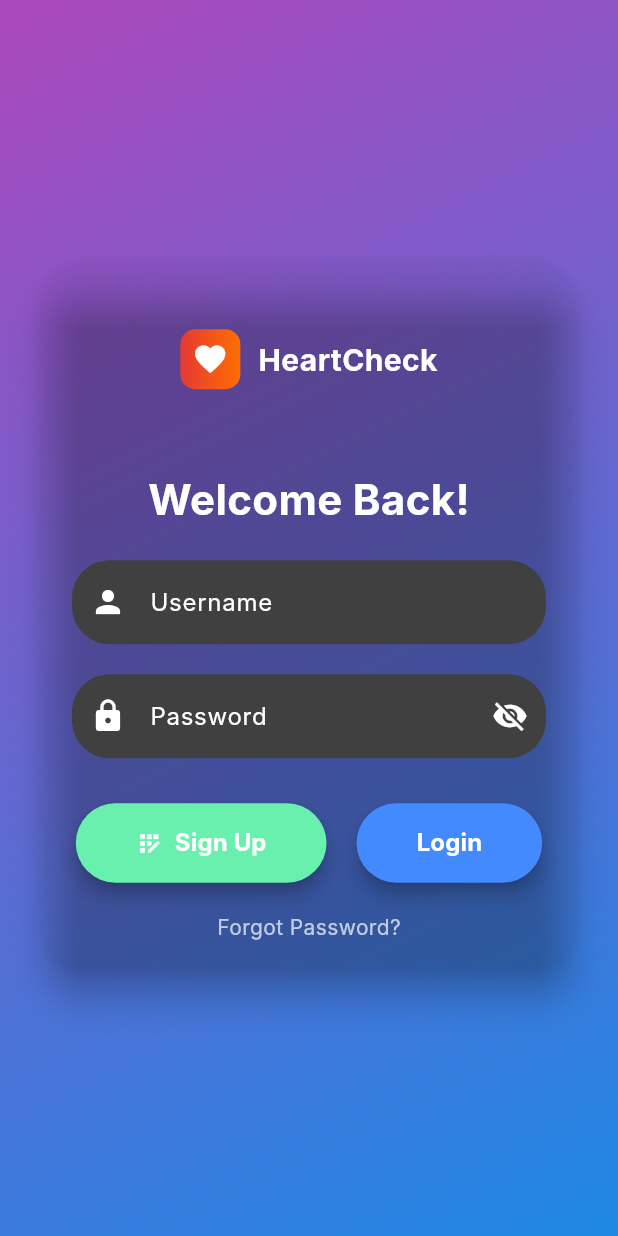
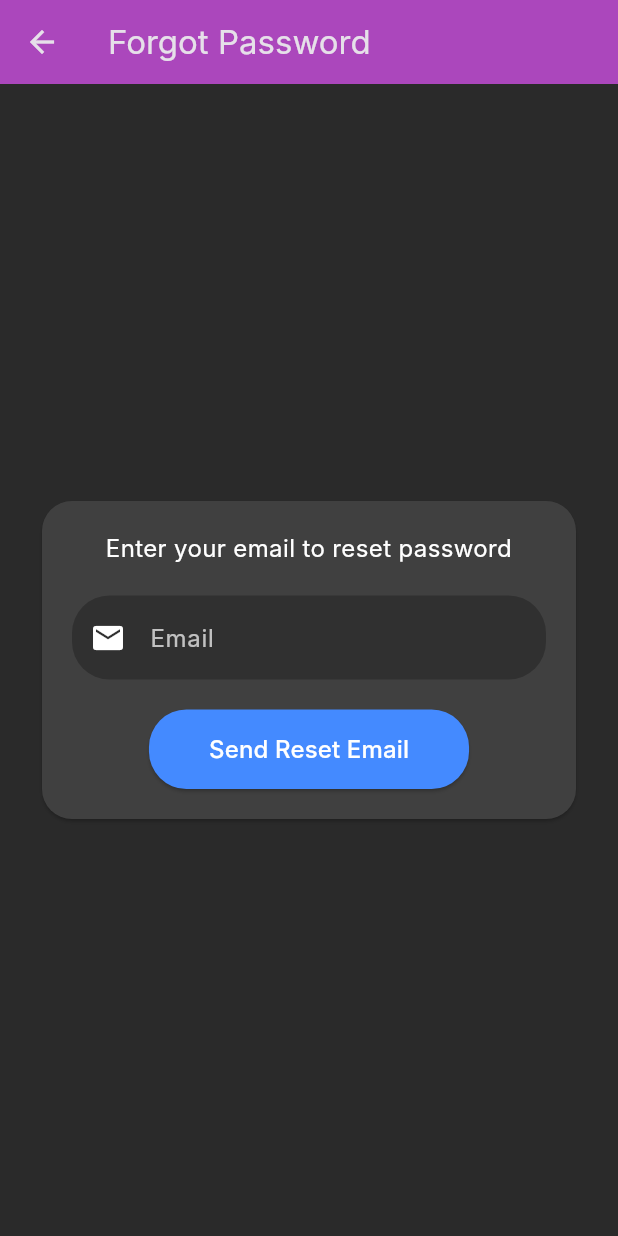
Before and after one commit to joalen/HeartCheck, a Flutter app: the screen it shows after launch, after a tap on "Forgot Password?", on a phone screen of 412 x 824 dp. Run offline on Flutter 3.47's test engine with Material 3 defaults, Android fonts, the phone set to English and light mode, and no system bars; our stand-ins replace fl_chart, flutter_dotenv, flutter_markdown, image_cropper, image_picker and 4 more; missing offline and left inert: dart:ffi, language_code, version; accounts and stored records are empty; Roboto replaces fonts that are missing (Inter).

Commit message:
Moved screens to auth folder for organization + forgot screen implemented
- felt like my windows folder was getting clunkier, so just organized it into an auth folder for better keeping and organization
- forgot screen implemented and will send an email to the user if forgotten password and rejects emails not registered

```diff
--- a/application/heartcheck_desktop/lib/actions/apiservices.dart
+++ b/application/heartcheck_desktop/lib/actions/apiservices.dart
@@ -1,7 +1,8 @@
 import 'dart:convert';
-import 'package:heartcheck_desktop/windows/login.dart';
+import 'package:heartcheck_desktop/windows/auth/login.dart';
 import 'package:http/http.dart' as http;
 import 'package:flutter_dotenv/flutter_dotenv.dart';
+import 'package:supabase_flutter/supabase_flutter.dart';
 
 Future<String?> fetchLatestGitHubTag() async {
   final res = await http.get(
@@ -94,6 +95,40 @@ class FirebaseRestAuth {
     }
   }
 
+  // forgot password
+  Future<void> passwordReset(String email) async
+  {
+    final supabase = Supabase.instance.client;
+    final user = await supabase.
+      from('users')
+      .select('email')
+      .ilike('email', email.trim())
+      .maybeSingle();
+
+    if (user == null)
+    {
+      throw Exception("User not found! Please sign up instead");
+    }
+    final url = Uri.parse(
+      'https://identitytoolkit.googleapis.com/v1/accounts:sendOobCode?key=${dotenv.env['FIREBASE_API_KEY']}',
+    );
+
+    final response = await http.post(
+      url,
+      headers: {'Content-Type': 'application/json'},
+      body: jsonEncode({
+        'requestType': 'PASSWORD_RESET',
+        'email': email,
+      }),
+    );
+
+    final data = jsonDecode(response.body);
+
+    if (response.statusCode != 200) {
+      throw Exception('Failed to send password reset email: ${data['error']['message']}');
+    }
+  }
+
   // password update (within settings)
   static Future<void> updateFirebasePassword(String idToken, String newPassword) async {
     final url = Uri.parse(
--- a/application/heartcheck_desktop/lib/actions/dbactions.dart
+++ b/application/heartcheck_desktop/lib/actions/dbactions.dart
@@ -1,5 +1,5 @@
 import 'dart:io';
-import 'package:heartcheck_desktop/windows/login.dart';
+import 'package:heartcheck_desktop/windows/auth/login.dart';
 import 'package:supabase_flutter/supabase_flutter.dart';
 
 Future<Map<String, dynamic>?> fetchUser(String firebaseUid) async {
--- a/application/heartcheck_desktop/lib/main.dart
+++ b/application/heartcheck_desktop/lib/main.dart
@@ -18,7 +18,7 @@ import 'windows/settings.dart';
 import 'actions/greeting.dart';
 import 'windows/credits.dart';
 export 'platform/update_agent_stub.dart' if (dart.library.ffi) 'platform/windows/windows_updater.dart';
-import 'windows/login.dart';
+import 'windows/auth/login.dart';
 
 void main() async {
   WidgetsFlutterBinding.ensureInitialized();
--- a/application/heartcheck_desktop/lib/sidebar.dart
+++ b/application/heartcheck_desktop/lib/sidebar.dart
@@ -1,5 +1,5 @@
 import 'package:flutter/material.dart';
-import 'package:heartcheck_desktop/windows/login.dart';
+import 'package:heartcheck_desktop/windows/auth/login.dart';
 
 class SidebarMenu extends StatelessWidget {
   final int selectedIndex;
--- /dev/null
+++ b/application/heartcheck_desktop/lib/windows/auth/forgotpassword.dart
@@ -0,0 +1,121 @@
+import 'package:flutter/material.dart';
+import 'package:flutter_dotenv/flutter_dotenv.dart';
+import 'package:heartcheck_desktop/actions/apiservices.dart';
+
+class ForgotPasswordScreen extends StatefulWidget {
+  const ForgotPasswordScreen({super.key});
+
+  @override
+  State<ForgotPasswordScreen> createState() => _ForgotPasswordScreenState();
+}
+
+class _ForgotPasswordScreenState extends State<ForgotPasswordScreen> {
+  final TextEditingController _emailController = TextEditingController();
+  final GlobalKey<FormState> _formKey = GlobalKey<FormState>();
+  late FirebaseRestAuth _auth;
+
+  @override
+  void initState() {
+    super.initState();
+    _auth = FirebaseRestAuth(apiKey: dotenv.env['FIREBASE_API_KEY'] ?? '');
+  }
+
+  void _sendResetEmail() async {
+    if (_formKey.currentState!.validate()) {
+      try {
+        await _auth.passwordReset(_emailController.text.trim());
+        ScaffoldMessenger.of(context).showSnackBar(
+          const SnackBar(
+            content: Text('Check your email to reset your password!'),
+          ),
+        );
+        Navigator.pop(context); // go back to login
+      } catch (e) {
+        ScaffoldMessenger.of(context).showSnackBar(
+          SnackBar(content: Text('Error: $e')),
+        );
+      }
+    }
+  }
+
+  @override
+  Widget build(BuildContext context) {
+    return Scaffold(
+      backgroundColor: const Color(0xFF2A2A2A),
+      appBar: AppBar(
+        title: const Text('Forgot Password'),
+        backgroundColor: Colors.purple.shade400,
+      ),
+      body: Center(
+        child: Padding(
+          padding: const EdgeInsets.all(24.0),
+          child: Card(
+            color: const Color(0xFF404040),
+            shape: RoundedRectangleBorder(
+              borderRadius: BorderRadius.circular(20),
+            ),
+            child: Padding(
+              padding: const EdgeInsets.all(20.0),
+              child: Form(
+                key: _formKey,
+                child: Column(
+                  mainAxisSize: MainAxisSize.min,
+                  children: [
+                    const Text(
+                      'Enter your email to reset password',
+                      style: TextStyle(color: Colors.white, fontSize: 16),
+                      textAlign: TextAlign.center,
+                    ),
+                    const SizedBox(height: 20),
+                    TextFormField(
+                      controller: _emailController,
+                      style: const TextStyle(color: Colors.white),
+                      decoration: const InputDecoration(
+                        labelText: 'Email',
+                        labelStyle: TextStyle(color: Colors.white70),
+                        prefixIcon: Icon(Icons.email, color: Colors.white),
+                        filled: true,
+                        fillColor: Color(0xFF303030),
+                        border: OutlineInputBorder(
+                          borderRadius: BorderRadius.all(Radius.circular(25)),
+                          borderSide: BorderSide.none,
+                        ),
+                      ),
+                      validator: (value) {
+                        if (value == null || value.isEmpty) {
+                          return 'Please enter your email';
+                        }
+                        if (!value.contains('@')) {
+                          return 'Enter a valid email';
+                        }
+                        return null;
+                      },
+                    ),
+                    const SizedBox(height: 20),
+                    ElevatedButton(
+                      onPressed: _sendResetEmail,
+                      style: ElevatedButton.styleFrom(
+                        backgroundColor: Colors.blueAccent,
+                        shape: RoundedRectangleBorder(
+                          borderRadius: BorderRadius.circular(25),
+                        ),
+                        padding: const EdgeInsets.symmetric(
+                          horizontal: 40,
+                          vertical: 15,
+                        ),
+                      ),
+                      child: const Text(
+                        'Send Reset Email',
+                        style: TextStyle(color: Colors.white, fontSize: 16),
+                      ),
+                    ),
+                  ],
+                ),
+              ),
+            ),
+          ),
+        ),
+      ),
+    );
+  }
+}
--- a/application/heartcheck_desktop/lib/windows/login.dart
+++ b/application/heartcheck_desktop/lib/windows/auth/login.dart
@@ -2,7 +2,8 @@ import 'package:flutter/material.dart';
 import 'package:flutter_dotenv/flutter_dotenv.dart';
 import 'package:heartcheck_desktop/actions/apiservices.dart';
 import 'package:heartcheck_desktop/main.dart';
-import 'package:heartcheck_desktop/windows/signup.dart';
+import 'package:heartcheck_desktop/windows/auth/forgotpassword.dart';
+import 'package:heartcheck_desktop/windows/auth/signup.dart';
 
 class CurrentUser {
   String firebaseUid;
@@ -300,7 +301,10 @@ class _LoginScreenState extends State<LoginScreen> {
                           // Forgot password
                           GestureDetector(
                             onTap: () {
-                              // TODO: Add forgot password functionality
+                              Navigator.push(
+                                context,
+                                MaterialPageRoute(builder: (context) => const ForgotPasswordScreen()),
+                              );
                             },
                             child: const Text(
                               'Forgot Password?',
--- a/application/heartcheck_desktop/lib/windows/settings.dart
+++ b/application/heartcheck_desktop/lib/windows/settings.dart
@@ -5,7 +5,7 @@ import 'package:heartcheck_desktop/actions/apiservices.dart';
 import 'package:heartcheck_desktop/actions/dbactions.dart';
 import 'package:heartcheck_desktop/actions/interactive_components.dart';
 import 'package:heartcheck_desktop/platform/windows/windows_updater.dart';
-import 'package:heartcheck_desktop/windows/login.dart';
+import 'package:heartcheck_desktop/windows/auth/login.dart';
 import 'package:intl/intl.dart';
 import 'package:version/version.dart';
 import 'package:package_info_plus/package_info_plus.dart';
```
Also changed, not shown: application/heartcheck_desktop/lib/windows/auth/signup.dart (renamed from application/heartcheck_desktop/lib/windows/signup.dart).
